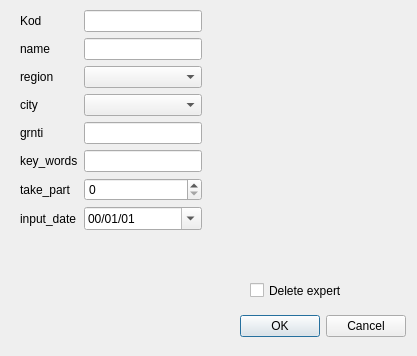
Qt form addnewexpert.ui (LebedevRI/dbms) before a commit.
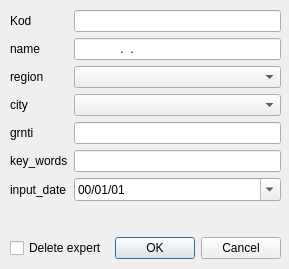
The same form after that commit.

Diff of the .ui file:
```diff
--- a/addnewexpert.ui
+++ b/addnewexpert.ui
@@ -6,110 +6,117 @@
    <rect>
     <x>0</x>
     <y>0</y>
-    <width>417</width>
-    <height>356</height>
+    <width>289</width>
+    <height>269</height>
    </rect>
   </property>
+  <property name="sizePolicy">
+   <sizepolicy hsizetype="Fixed" vsizetype="Fixed">
+    <horstretch>0</horstretch>
+    <verstretch>0</verstretch>
+   </sizepolicy>
+  </property>
   <property name="windowTitle">
    <string>Adding new expert</string>
   </property>
-  <widget class="QDialogButtonBox" name="buttonBox">
+  <widget class="QWidget" name="verticalLayoutWidget">
    <property name="geometry">
     <rect>
-     <x>240</x>
-     <y>310</y>
-     <width>166</width>
-     <height>33</height>
-    </rect>
-   </property>
-   <property name="orientation">
-    <enum>Qt::Horizontal</enum>
-   </property>
-   <property name="standardButtons">
-    <set>QDialogButtonBox::Cancel|QDialogButtonBox::Ok</set>
-   </property>
-  </widget>
-  <widget class="QWidget" name="formLayoutWidget">
-   <property name="geometry">
-    <rect>
-     <x>20</x>
+     <x>10</x>
      <y>10</y>
-     <width>182</width>
-     <height>268</height>
+     <width>271</width>
+     <height>249</height>
     </rect>
    </property>
+   <layout class="QVBoxLayout" name="verticalLayout">
+    <property name="sizeConstraint">
+     <enum>QLayout::SetDefaultConstraint</enum>
+    </property>
+    <item>
    <layout class="QFormLayout" name="formLayout">
-    <item row="1" column="1">
-     <widget class="QLineEdit" name="lineEdit">
-      <property name="maxLength">
-       <number>4</number>
+      <property name="fieldGrowthPolicy">
+       <enum>QFormLayout::AllNonFixedFieldsGrow</enum>
       </property>
-     </widget>
-    </item>
-    <item row="2" column="1">
-     <widget class="QLineEdit" name="lineEdit_2">
-      <property name="maxLength">
-       <number>17</number>
-      </property>
-     </widget>
-    </item>
-    <item row="1" column="0">
+      <item row="0" column="0">
      <widget class="QLabel" name="label">
       <property name="text">
        <string>Kod</string>
       </property>
      </widget>
     </item>
-    <item row="2" column="0">
+      <item row="1" column="0">
      <widget class="QLabel" name="label_2">
       <property name="text">
        <string>name</string>
       </property>
      </widget>
     </item>
-    <item row="3" column="0">
+      <item row="1" column="1">
+       <widget class="QLineEdit" name="lineEdit_2">
+        <property name="inputMask">
+         <string>&gt;A&lt;AAAAAAAAAA &gt;A. A.; </string>
+        </property>
+        <property name="maxLength">
+         <number>17</number>
+        </property>
+       </widget>
+      </item>
+      <item row="2" column="0">
      <widget class="QLabel" name="label_3">
       <property name="text">
        <string>region</string>
       </property>
      </widget>
     </item>
-    <item row="4" column="0">
+      <item row="2" column="1">
+       <widget class="QComboBox" name="comboBox"/>
+      </item>
+      <item row="3" column="0">
      <widget class="QLabel" name="label_4">
       <property name="text">
        <string>city</string>
       </property>
      </widget>
     </item>
-    <item row="5" column="0">
+      <item row="3" column="1">
+       <widget class="QComboBox" name="comboBox_2"/>
+      </item>
+      <item row="4" column="0">
      <widget class="QLabel" name="label_5">
       <property name="text">
        <string>grnti</string>
       </property>
      </widget>
     </item>
-    <item row="6" column="0">
+      <item row="4" column="1">
+       <widget class="QLineEdit" name="lineEdit_3">
+        <property name="maxLength">
+         <number>130</number>
+        </property>
+       </widget>
+      </item>
+      <item row="5" column="0">
      <widget class="QLabel" name="label_6">
       <property name="text">
        <string>key_words</string>
       </property>
      </widget>
     </item>
-    <item row="7" column="0">
-     <widget class="QLabel" name="label_7">
-      <property name="text">
-       <string>take_part</string>
+      <item row="5" column="1">
+       <widget class="QLineEdit" name="lineEdit_4">
+        <property name="maxLength">
+         <number>17</number>
       </property>
      </widget>
     </item>
-    <item row="8" column="0">
+      <item row="6" column="0">
      <widget class="QLabel" name="label_8">
       <property name="text">
        <string>input_date</string>
       </property>
      </widget>
     </item>
-    <item row="8" column="1">
+      <item row="6" column="1">
      <widget class="QDateEdit" name="dateEdit">
       <property name="accelerated">
        <bool>false</bool>
@@ -129,48 +136,41 @@
       </property>
      </widget>
     </item>
-    <item row="3" column="1">
-     <widget class="QComboBox" name="comboBox"/>
-    </item>
-    <item row="4" column="1">
-     <widget class="QComboBox" name="comboBox_2"/>
-    </item>
-    <item row="7" column="1">
-     <widget class="QSpinBox" name="spinBox">
-      <property name="maximum">
-       <number>999</number>
-      </property>
-     </widget>
-    </item>
-    <item row="6" column="1">
-     <widget class="QLineEdit" name="lineEdit_4">
+      <item row="0" column="1">
+       <widget class="QLineEdit" name="lineEdit">
       <property name="maxLength">
-       <number>17</number>
-      </property>
-     </widget>
-    </item>
-    <item row="5" column="1">
-     <widget class="QLineEdit" name="lineEdit_3">
-      <property name="maxLength">
-       <number>130</number>
+         <number>4</number>
       </property>
      </widget>
     </item>
    </layout>
-  </widget>
+    </item>
+    <item>
+     <layout class="QHBoxLayout" name="horizontalLayout">
+      <item>
   <widget class="QCheckBox" name="checkBox">
-   <property name="geometry">
-    <rect>
-     <x>250</x>
-     <y>280</y>
-     <width>151</width>
-     <height>21</height>
-    </rect>
-   </property>
    <property name="text">
     <string>Delete expert</string>
    </property>
   </widget>
+      </item>
+      <item>
+       <widget class="QDialogButtonBox" name="buttonBox">
+        <property name="orientation">
+         <enum>Qt::Horizontal</enum>
+        </property>
+        <property name="standardButtons">
+         <set>QDialogButtonBox::Cancel|QDialogButtonBox::Ok</set>
+        </property>
+       </widget>
+      </item>
+     </layout>
+    </item>
+   </layout>
+  </widget>
+  <zorder>verticalLayoutWidget</zorder>
+  <zorder>lineEdit</zorder>
+  <zorder>horizontalLayoutWidget</zorder>
  </widget>
  <resources/>
  <connections>
```
Lines whose indentation alone changed are shown as unchanged.
